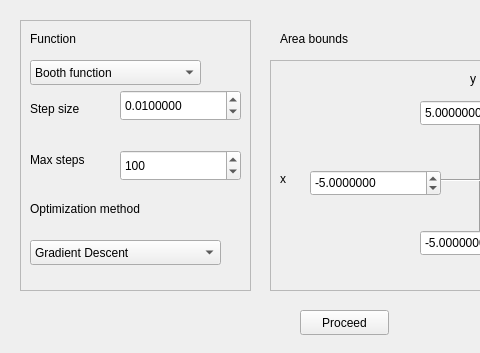
First picture: the form in mainwindow.ui, repository Vlada-Veselova/Function_Optimization, before the edit; both pictures show x 0 to 480 and y 0 to 353 of the 699 by 353 pixel window.
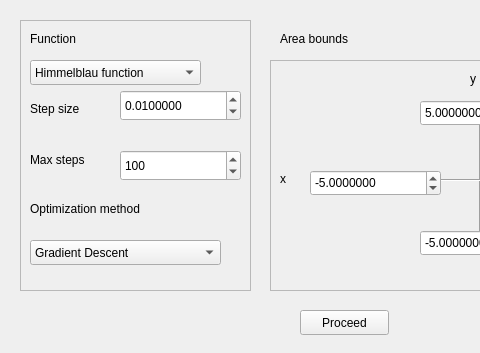
Second picture: the form after the edit.

The edit to the form file:
```diff
--- a/mainwindow.ui
+++ b/mainwindow.ui
@@ -115,7 +115,7 @@
     </property>
     <item>
      <property name="text">
-      <string>Booth function</string>
+      <string>Himmelblau function</string>
      </property>
     </item>
     <item>
```
Left out of the diff: 2 changed lines with no effect on the pictures.
